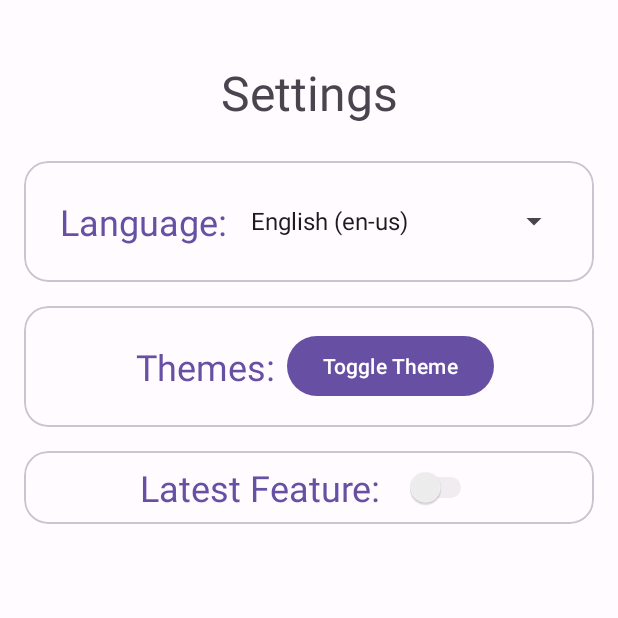
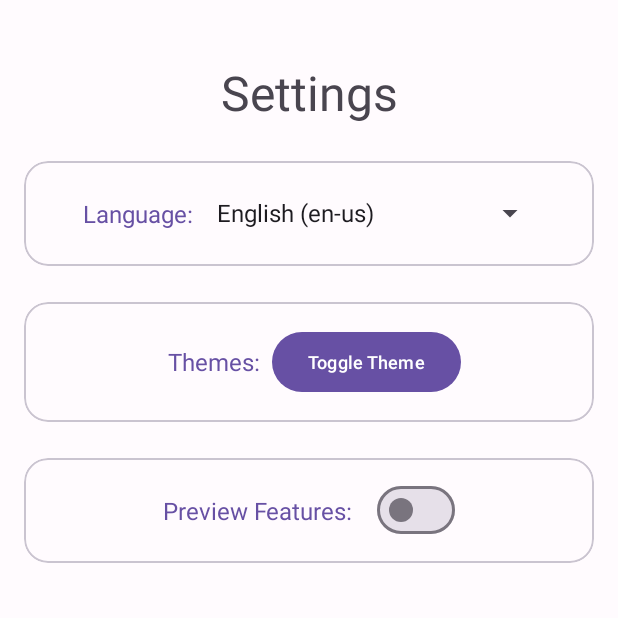
Before and after one commit to JeelDobariya38/password-manager, an Android app: the SettingsActivity screen opened directly, with no data from a screen before it, on a phone screen of 412 x 824 dp, the top half of it. Run offline under Robolectric (Android 15) with nearby library versions, the phone set to English and light mode, and no system bars.

Commit message:
feat: improve toggle button and refactor code

```diff
--- a/app/src/main/res/layout/activity_password_manager.xml
+++ b/app/src/main/res/layout/activity_password_manager.xml
@@ -4,7 +4,7 @@
     android:layout_height="match_parent"
     android:gravity="center"
     android:orientation="vertical"
-    tools:context=".ui.PasswordManager"
+    tools:context=".ui.PasswordManagerActivity"
     android:padding="4sp" >
 
     <com.google.android.material.textview.MaterialTextView
@@ -37,7 +37,7 @@
         android:text="@string/load_password_button_text"
         android:textSize="14dp" />
 
-        <com.google.android.material.button.MaterialButton
+      <com.google.android.material.button.MaterialButton
         android:enabled="false"
         android:id="@+id/import_password_btn"
         android:layout_width="match_parent"
--- a/app/src/main/res/layout/activity_settings.xml
+++ b/app/src/main/res/layout/activity_settings.xml
@@ -39,7 +39,7 @@
                 android:layout_height="wrap_content"
                 android:text="@string/label_language_setting"
                 android:textColor="?attr/colorPrimary"
-                android:textSize="24sp"
+                android:textSize="16sp"
                 android:layout_gravity="left|center_vertical"
                 android:layout_margin="8dp" />
 
@@ -58,7 +58,7 @@
         android:id="@+id/theme_card"
         android:layout_width="match_parent"
         android:layout_height="wrap_content"
-        android:layout_marginTop="16dp"
+        android:layout_marginTop="24dp"
         app:cardCornerRadius="16dp">
 
         <LinearLayout
@@ -73,7 +73,7 @@
                 android:layout_height="wrap_content"
                 android:text="@string/label_theme_setting"
                 android:textColor="?attr/colorPrimary"
-                android:textSize="24sp"
+                android:textSize="16sp"
                 android:layout_gravity="left|center_vertical"
                 android:layout_margin="8dp" />
 
@@ -82,7 +82,7 @@
                 android:layout_width="wrap_content"
                 android:layout_height="wrap_content"
                 android:text="@string/toggle_theme_button_text"
-                android:textSize="14dp"
+                android:textSize="12sp"
                 android:layout_gravity="right|center_vertical" />
 
         </LinearLayout>
@@ -92,29 +92,29 @@
         android:id="@+id/latest_features_card"
         android:layout_width="match_parent"
         android:layout_height="wrap_content"
-        android:layout_marginTop="16dp"
+        android:layout_marginTop="24dp"
         app:cardCornerRadius="16dp">
 
         <LinearLayout
             android:layout_width="match_parent"
             android:layout_height="wrap_content"
             android:orientation="horizontal"
-            android:gravity="center">
+            android:gravity="center"
+            android:padding="16dp">
 
-            <TextView
+            <com.google.android.material.textview.MaterialTextView
                 android:textColor="?attr/colorPrimary"
                 android:text="@string/latest_feature"
-                android:textSize="24sp"
+                android:textSize="16sp"
                 android:layout_width="wrap_content"
                 android:layout_height="wrap_content"
                 android:layout_margin="8dp" />
 
-            <Switch
+            <com.google.android.material.materialswitch.MaterialSwitch
                 android:id="@+id/switch_latest_features"
                 android:layout_width="wrap_content"
                 android:layout_height="match_parent"
                 tools:ignore="UseSwitchCompatOrMaterialXml"
-                android:theme="@style/SCBSwitch"
                 android:layout_margin="8dp"/>
         </LinearLayout>
     </com.google.android.material.card.MaterialCardView>
--- a/app/src/main/res/layout/activity_view_password.xml
+++ b/app/src/main/res/layout/activity_view_password.xml
@@ -74,8 +74,7 @@
 
     <com.google.android.material.button.MaterialButton
       android:id="@+id/copy_password_btn"
-      android:textColor="?attr/colorSecondary"
-      app:backgroundTint="?attr/colorSecondaryContainer"
+      style="@style/Widget.Material3.Button.TonalButton"
       android:layout_width="match_parent"
       android:layout_height="wrap_content"
       android:text="@string/copy_password_button_text"
@@ -83,17 +82,15 @@
 
     <com.google.android.material.button.MaterialButton
       android:id="@+id/update_password_btn"
-      android:textColor="?attr/colorSecondary"
-      app:backgroundTint="?attr/colorSecondaryContainer"
+      style="@style/Widget.Material3.Button.TonalButton"
       android:layout_width="match_parent"
       android:layout_height="wrap_content"
       android:text="@string/update_password_button_text"
       android:textSize="14dp" />
 
-	  <com.google.android.material.button.MaterialButton
+	<com.google.android.material.button.MaterialButton
       android:id="@+id/delete_password_btn"
-      android:textColor="?attr/colorError"
-      app:backgroundTint="?attr/colorErrorContainer"
+      style="@style/Widget.Material3.Button.TonalButton"
       android:layout_width="match_parent"
       android:layout_height="wrap_content"
       android:text="@string/delete_password_button_text"
--- a/app/src/main/res/values/strings.xml
+++ b/app/src/main/res/values/strings.xml
@@ -39,6 +39,7 @@
     <string name="label_language_setting">Language: </string>
     <string name="label_contributor">Contributor: </string>
     <string name="label_theme_setting">Themes: </string>
+    <string name="latest_feature" translatable="false">Preview Features: </string>
     <string name="about_us_button_text">About Us</string>
 
     <!-- Hyper Text Link Buttons Text -->
@@ -92,5 +93,4 @@
     <string name="danger_copy_to_clipboard_desc" translatable="false">Copying sensitive data like passwords to clipboard is not so good for security!!!</string>
     <string name="confirm_dialog_button_text">Confirm</string>
     <string name="discard_dialog_button_text">Discard</string>
-    <string name="latest_feature" translatable="false">Latest Feature:</string>
 </resources>
--- a/app/src/main/res/values/themes.xml
+++ b/app/src/main/res/values/themes.xml
@@ -186,18 +186,4 @@
         <item name="android:windowLightNavigationBar" tools:targetApi="o_mr1">true</item>
         <item name="android:windowLightStatusBar">true</item>
     </style>
-
-    <!-- https://stackoverflow.com/a/38278533 -->
-    <style name="SCBSwitch" parent="Theme.AppCompat.Light">
-        <!-- active thumb & track color (30% transparency) -->
-        <item name="colorControlActivated">#46bdbf</item>
-
-        <!-- inactive thumb color -->
-        <item name="colorSwitchThumbNormal">#f1f1f1
-        </item>
-
-        <!-- inactive track color (30% transparency) -->
-        <item name="android:colorForeground">#42221f1f
-        </item>
-    </style>
 </resources>
```
